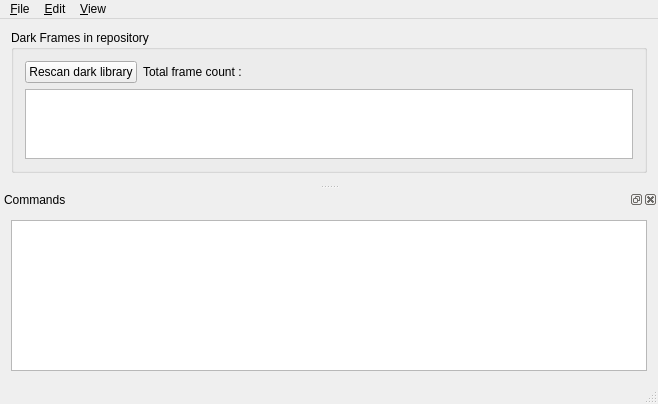
This is src/gui/forms/mainWindow.ui in deufrai/astrawdark-src as Qt 5 draws it before an edit. The edited form follows.
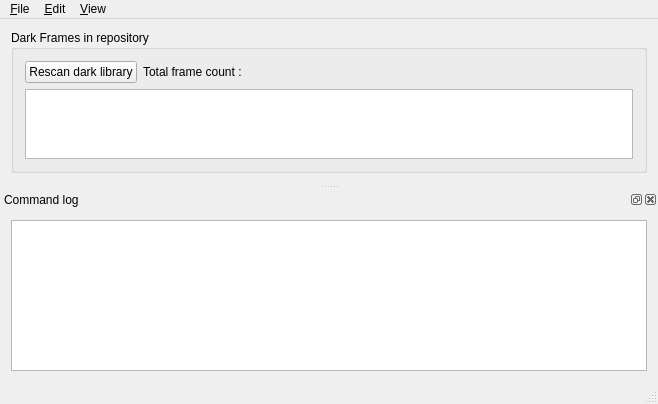
This is the edited form.

Commit message: ARD-18: Rename Command log dock window title

Diff of the .ui file:
```diff
--- a/src/gui/forms/mainWindow.ui
+++ b/src/gui/forms/mainWindow.ui
@@ -126,7 +126,7 @@
     </size>
    </property>
    <property name="windowTitle">
-    <string>Commands</string>
+    <string>Command log</string>
    </property>
    <attribute name="dockWidgetArea">
     <number>8</number>
```
